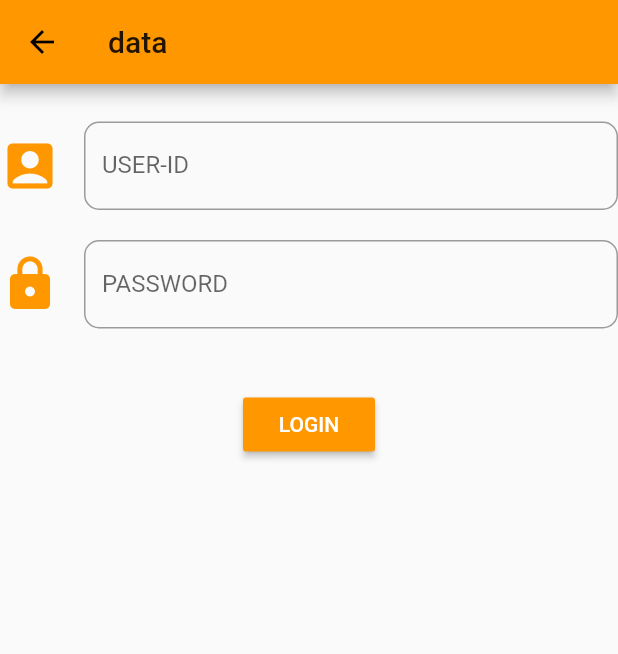
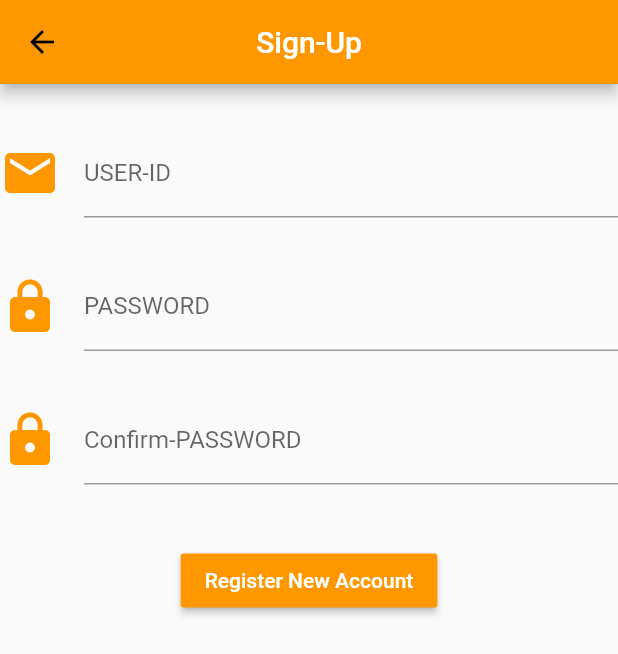
Before and after one commit to prapawity/flutter_assignment, a Flutter app: the screen it shows after launch, after a tap on "LOGIN", after a tap on "Register New Account", on a phone screen of 412 x 824 dp. Shown: the top 654 px of the screen. Run offline on Flutter 3.47's test engine with Material 2 defaults, Android fonts, the phone set to English and light mode, and no system bars.

Commit message:
full commit
this might be last commit

```diff
--- a/flutter_assignment_01/lib/ui/login.dart
+++ b/flutter_assignment_01/lib/ui/login.dart
@@ -1,5 +1,4 @@
 import 'package:flutter/material.dart';
-import 'inApp.dart';
 import 'userpass.dart';
 
 class Login extends StatefulWidget {
@@ -11,6 +10,8 @@ class Login extends StatefulWidget {
 }
 
 class MyLogin extends State<Login> {
+  final TextEditingController _controller = new TextEditingController();
+  final TextEditingController _controller2 = new TextEditingController();
   final _scaffoldKey = GlobalKey<ScaffoldState>();
   bool state = false;
   String user, pass;
@@ -34,6 +35,7 @@ class MyLogin extends State<Login> {
                   ),
                   Padding(padding: EdgeInsets.fromLTRB(0, 15, 0, 10)),
                   TextFormField(
+                    controller: _controller,
                     decoration: InputDecoration(
                         labelText: "USER-ID",
                         hintText: "Please Input Your USER-ID",
@@ -54,6 +56,7 @@ class MyLogin extends State<Login> {
                   ),
                   Padding(padding: EdgeInsets.fromLTRB(0, 20, 0, 0)),
                   TextFormField(
+                    controller: _controller2,
                     decoration: InputDecoration(
                         labelText: "PASSWORD",
                         hintText: "Please Input Your PASSWORD",
@@ -74,31 +77,40 @@ class MyLogin extends State<Login> {
                   RaisedButton(
                     child: Text("LOGIN"),
                     onPressed: () {
+                      bool chk = false;
                       _formKey.currentState.validate();
-                      if (user == UserPass.idPass[0][0] &&
-                          pass == UserPass.idPass[0][1]) {
+                      for (var item in UserPass.idPass) {
+                        if (user == item[0] && pass == item[1]) {
                           Navigator.pushReplacementNamed(context, "/second");
-                      } else {
+                          chk = true;
+                        }
+                      }
+                      if (chk == false) {
                         _displaySnackBar(context);
                       }
+                      _controller.clear();
+                      _controller2.clear();
                     },
                     color: Colors.orange,
                     splashColor: Colors.blueGrey,
                     textColor: Colors.white,
                   ),
+                  Row(
+                    mainAxisAlignment: MainAxisAlignment.end,
+                    children: <Widget>[
                       FlatButton(
-                    padding: EdgeInsets.fromLTRB(0, 0, 0, 0),
                         child: SizedBox(
-                      width: double.infinity,
                           child: Text("Register New Account",
                               textAlign: TextAlign.right),
                         ),
                         onPressed: () {
                           state = true;
                           Navigator.pushNamed(context, "/third");
+                          _controller.clear();
+                          _controller2.clear();
                         },
-                    splashColor: Colors.transparent,
-                    highlightColor: Colors.transparent,
+                      )
+                    ],
                   )
                 ],
               ),
@@ -108,9 +120,9 @@ class MyLogin extends State<Login> {
       ),
     );
   }
+
   _displaySnackBar(BuildContext context) {
     final snackBar = SnackBar(content: Text('USER or PASSWORD is Incorrect'));
     _scaffoldKey.currentState.showSnackBar(snackBar);
   }
-
 }
--- a/flutter_assignment_01/lib/ui/signUp.dart
+++ b/flutter_assignment_01/lib/ui/signUp.dart
@@ -1,4 +1,5 @@
 import 'package:flutter/material.dart';
+import 'userpass.dart';
 
 class SignUp extends StatefulWidget {
   @override
@@ -9,67 +10,127 @@ class SignUp extends StatefulWidget {
 }
 
 class MySignUp extends State<SignUp> {
+  final TextEditingController _controller = new TextEditingController();
+  final TextEditingController _controller2 = new TextEditingController();
+  final TextEditingController _controller3 = new TextEditingController();
+  final _scaffoldKey = GlobalKey<ScaffoldState>();
+  List authen = ["", "", ""];
   final _formKey = GlobalKey<FormState>();
   @override
   Widget build(BuildContext context) {
     // TODO: implement build
     return Scaffold(
+      key: _scaffoldKey,
+      resizeToAvoidBottomPadding: false,
       appBar: AppBar(
-          title: Text("data"),
+        title: Text(
+          "Sign-Up",
+          style: TextStyle(color: Colors.white),
         ),
-        body: Column(
+        centerTitle: true,
+      ),
+      body: SafeArea(
+        child: Form(
           // mainAxisAlignment: MainAxisAlignment.spaceEvenly,
+          key: _formKey,
+          child: Column(
             children: <Widget>[
-            Padding(padding: EdgeInsets.fromLTRB(0, 15, 0, 10)),
+              Padding(padding: EdgeInsets.fromLTRB(10, 20, 10, 10)),
               TextFormField(
+                controller: _controller,
                 decoration: InputDecoration(
                   labelText: "USER-ID",
                   hintText: "Please Input Your USER-ID",
-                  icon: Icon(Icons.account_box, size: 40, color: Colors.orange),
-                  border: OutlineInputBorder(
-                      borderRadius: BorderRadius.circular(10))),
-              maxLines: 1,
-              keyboardType: TextInputType.emailAddress,
-              onSaved: (id) => print(id),
-              validator: (id) {
-
-
-
-
-
+                  icon: Icon(Icons.email, size: 40, color: Colors.orange),
+                ),
+                onSaved: (user) => print(user),
+                validator: (user) {
+                  if (user.isEmpty) {
+                    return "Please Input Your USER-ID";
+                  } else {
+                    authen[0] = user;
+                  }
                 },
               ),
-            Padding(padding: EdgeInsets.fromLTRB(0, 20, 0, 0)),
+              Padding(padding: EdgeInsets.fromLTRB(10, 20, 10, 10)),
               TextFormField(
+                controller: _controller2,
                 decoration: InputDecoration(
                   labelText: "PASSWORD",
                   hintText: "Please Input Your PASSWORD",
                   icon: Icon(Icons.lock, size: 40, color: Colors.orange),
-                  border: OutlineInputBorder(
-                      borderRadius: BorderRadius.circular(10))),
+                ),
                 obscureText: true,
                 onSaved: (password) => print(password),
                 validator: (password) {
-
-
-
-
+                  if (password.isEmpty) {
+                    return "Please Input Your PASSWORD";
+                  } else {
+                    authen[1] = password;
+                  }
                 },
               ),
-            Padding(padding: EdgeInsets.fromLTRB(0, 20, 0, 20)),
+              Padding(padding: EdgeInsets.fromLTRB(10, 20, 10, 10)),
+              TextFormField(
+                controller: _controller3,
+                decoration: InputDecoration(
+                  labelText: "Confirm-PASSWORD",
+                  hintText: "Please Input Your Confirm-PASSWORD",
+                  icon: Icon(Icons.lock, size: 40, color: Colors.orange),
+                ),
+                obscureText: true,
+                onSaved: (conpass) => print(conpass),
+                validator: (conpass) {
+                  if (conpass.isEmpty) {
+                    return "Please Input Your Confirm Confirm-PASSWORD";
+                  } else {
+                    authen[2] = conpass;
+                  }
+                },
+              ),
+              Padding(padding: EdgeInsets.fromLTRB(10, 20, 10, 20)),
               RaisedButton(
-              child: Text("LOGIN"),
+                child: Text("Register New Account"),
                 onPressed: () {
                   _formKey.currentState.validate();
-
-
-
+                  if (authen[1] != authen[2]) {
+                    _displaySnackBar(context, 1);
+                  } else if (UserPass.idPass[0][0] == authen[0]) {
+                    _displaySnackBar(context, 0);
+                  } else if (authen[0] == "" ||
+                      authen[1] == "" ||
+                      authen[2] == "") {
+                    _displaySnackBar(context, 2);
+                  } else {
+                    UserPass.idPass.add([authen[0], authen[1]]);
+                    Navigator.pop(context);
+                  }
+                  _controller.clear();
+                  _controller2.clear();
+                  _controller3.clear();
                 },
                 color: Colors.orange,
                 splashColor: Colors.blueGrey,
                 textColor: Colors.white,
               ),
             ],
-        ));
+          ),
+        ),
+      ),
+    );
+  }
+
+  _displaySnackBar(BuildContext context, int state) {
+    if (state == 0) {
+      final snackBar = SnackBar(content: Text('USER is Used'));
+      _scaffoldKey.currentState.showSnackBar(snackBar);
+    } else if (state == 1) {
+      final snackBar = SnackBar(content: Text('Password confirm is Incorrect'));
+      _scaffoldKey.currentState.showSnackBar(snackBar);
+    } else if (state == 2) {
+      final snackBar =
+          SnackBar(content: Text('Please input USER-ID and Password'));
+      _scaffoldKey.currentState.showSnackBar(snackBar);
     }
   }
+}
```
Also changed, not shown: flutter_assignment_01/lib/ui/inApp.dart (+7 -5 lines). Lines whose indentation alone changed are shown as unchanged.
